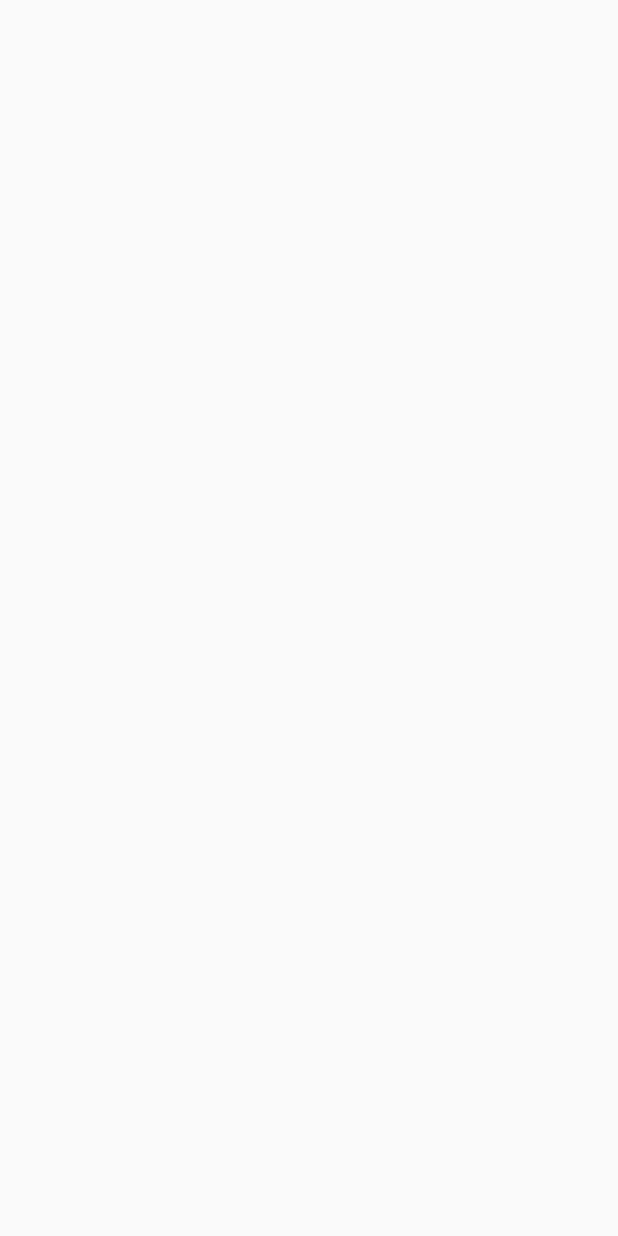
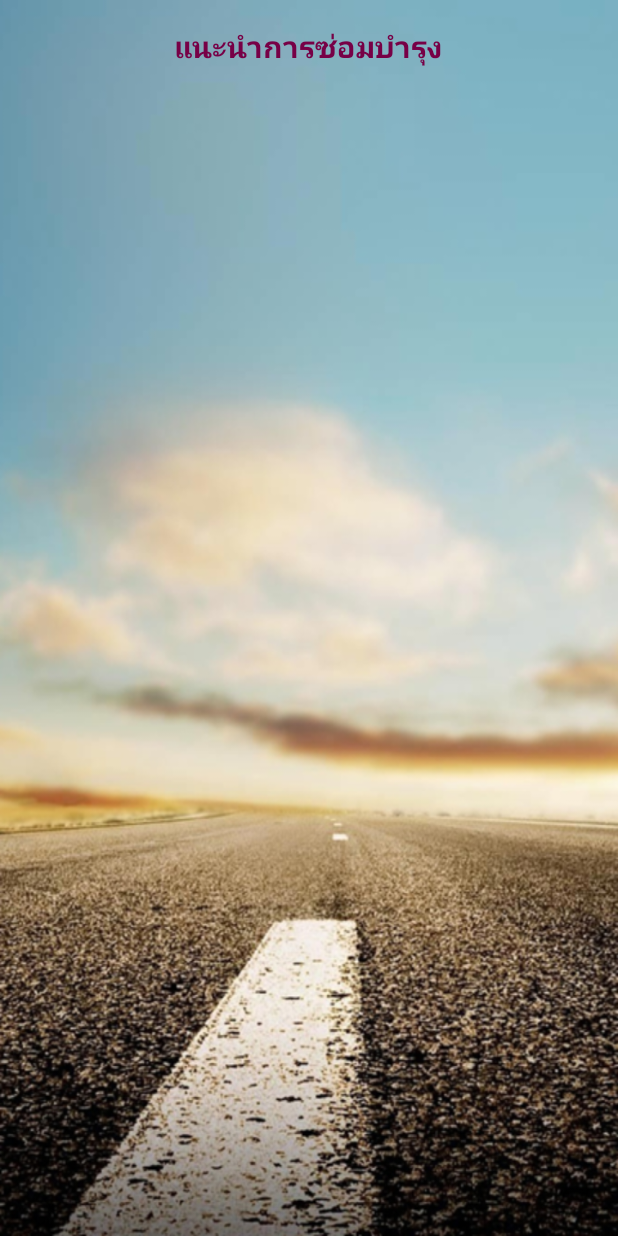
Before and after one commit to masterUNG/DrivingBetter, an Android app: the RepairListView screen opened directly, with no data from a screen before it, on a phone screen of 412 x 824 dp. Before the commit the screen is empty. Run offline under Robolectric (Android 15) with nearby library versions, the light colour scheme and no system bars.

Commit message:
Design UI RepairListView Finish

```diff
--- a/app/src/main/res/layout/activity_repair_list_view.xml
+++ b/app/src/main/res/layout/activity_repair_list_view.xml
@@ -7,6 +7,24 @@
     android:paddingLeft="@dimen/activity_horizontal_margin"
     android:paddingRight="@dimen/activity_horizontal_margin"
     android:paddingTop="@dimen/activity_vertical_margin"
-    tools:context="appewtc.masterung.drivingbetter.RepairListView">
+    tools:context="appewtc.masterung.drivingbetter.RepairListView"
+    android:background="@drawable/bg480">
 
+    <TextView
+        android:layout_width="wrap_content"
+        android:layout_height="wrap_content"
+        android:text="@string/fix"
+        android:id="@+id/textView39"
+        android:textSize="@dimen/h2"
+        android:layout_centerHorizontal="true"
+        android:textStyle="bold"
+        android:textColor="@color/text2" />
+
+    <ListView
+        android:layout_width="wrap_content"
+        android:layout_height="wrap_content"
+        android:id="@+id/listView"
+        android:layout_below="@+id/textView39"
+        android:layout_margin="15dp"
+        android:background="#96ffffff" />
 </RelativeLayout>
```
